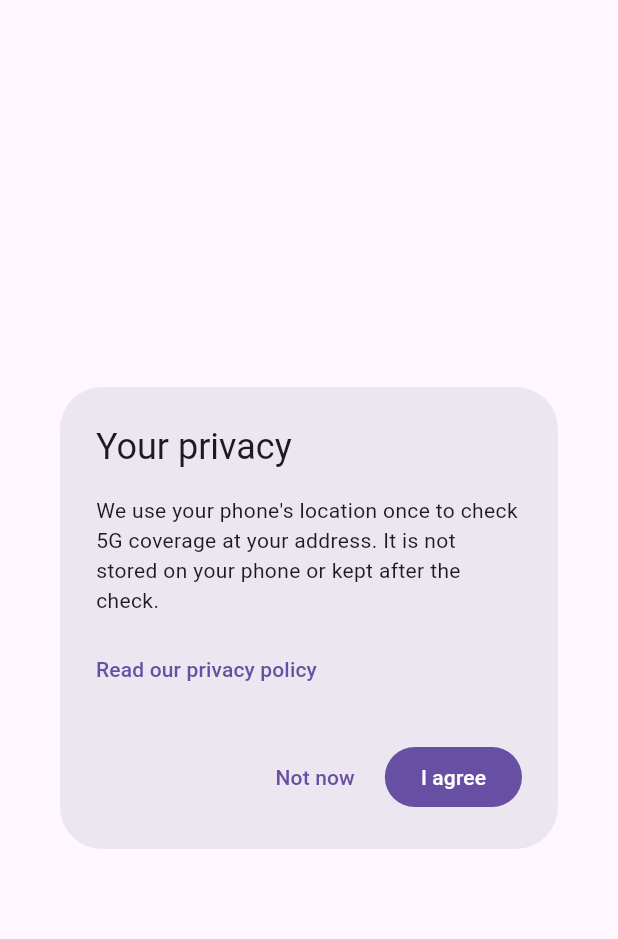
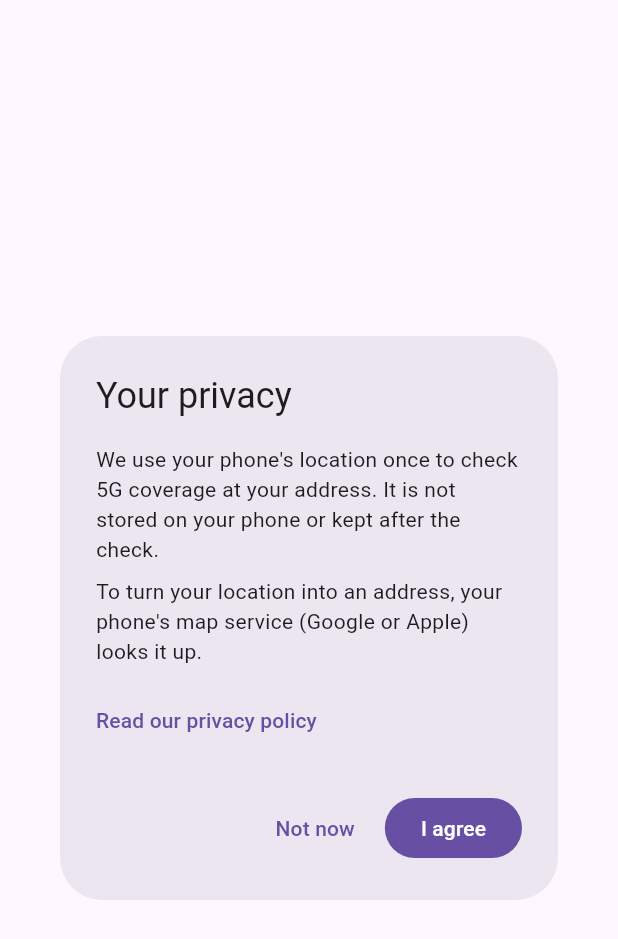
Before and after one commit to WillemKlopper87/sentech_connect_app, a Flutter app: the ConsentDialog widget shown alone on an empty page, opened directly with empty values, on a phone screen of 412 x 824 dp. Shown: the top 939 px of the screen. Run offline on Flutter 3.47's test engine with Material 3 defaults, Android fonts, the phone set to English and light mode, and no system bars; our stand-ins replace connectivity_plus, dio, equatable, flutter_bloc, flutter_map, flutter_secure_storage and 11 more; missing offline and left inert: mobile_scanner; accounts and stored records are empty.

Commit message:
fix(privacy): keep no address or coordinates on the phone; disclose the platform geocoder
The location notice says the location is used once and not stored on the
phone, but registration kept the (often GPS-reverse-geocoded) address in
secure storage. Nothing in the app reads it back and the platform has no
address endpoint, so LocalRegistrationRepository now drops address,
latitude and longitude before writing, and purges them from a record an
earlier version wrote. The address stays in memory for the registration
screen only.

Geocoding goes through the phone's platform geocoder (Google or Apple):
reverse geocoding after 'Use my current location', forward geocoding of a
typed address on the coverage screen. The location consent dialog and the
coverage address field now say so (new keys consentLocationMapService and
coverageAddressLookupNotice; zu/af carry the English text until the
owner-supplied translations, per P8).

Follow-up ruling: the platform has GET /v1/geocode/search (self-hosted,
forward search only, no reverse endpoint). Moving the coverage screen's
typed-address lookup to it would keep addresses off Google/Apple; not
built here.

Co-Authored-By: Claude Opus 5.5 <noreply@anthropic.com>

```diff
--- a/lib/features/auth/data/repositories/http_registration_repository.dart
+++ b/lib/features/auth/data/repositories/http_registration_repository.dart
@@ -5,8 +5,8 @@ import 'package:sentech_connect_app/features/auth/domain/entities/registration_d
 import 'package:sentech_connect_app/features/auth/domain/repositories/registration_repository.dart';
 
 /// Completes the customer's profile on the platform (`PATCH /v1/me/profile`:
-/// display name and email). The installation address has no M1 endpoint and
-/// stays in secure storage on the device via [local].
+/// display name and email). The installation address has no M1 endpoint; it
+/// is neither sent nor kept on the device ([local] drops it).
 class HttpRegistrationRepository implements RegistrationRepository {
   HttpRegistrationRepository(this._api, {required this._local});
 
--- a/lib/features/auth/domain/entities/registration_details.dart
+++ b/lib/features/auth/domain/entities/registration_details.dart
@@ -55,7 +55,8 @@ class RegistrationDetails extends Equatable {
       fullName: json['fullName'] as String,
       email: json['email'] as String,
       mobileNumber: json['mobileNumber'] as String,
-      address: json['address'] as String,
+      // Not stored on the device (LocalRegistrationRepository).
+      address: json['address'] as String? ?? '',
       latitude: json['latitude'] as double?,
       longitude: json['longitude'] as double?,
       marketingEmail: json['marketingEmail'] as bool? ?? false,
--- a/lib/features/privacy/presentation/widgets/consent_gate.dart
+++ b/lib/features/privacy/presentation/widgets/consent_gate.dart
@@ -65,6 +65,12 @@ class ConsentDialog extends StatelessWidget {
           crossAxisAlignment: CrossAxisAlignment.start,
           children: [
             Text(body),
+            // Reverse geocoding uses the platform geocoder (Google or Apple):
+            // say so before any location is read.
+            if (purpose == ConsentPurpose.locationCapture) ...[
+              const SizedBox(height: 8),
+              Text(l10n.consentLocationMapService),
+            ],
             const SizedBox(height: 12),
             TextButton(
               style: TextButton.styleFrom(padding: EdgeInsets.zero, minimumSize: const Size(48, 48)),
--- a/lib/l10n/app_af.arb
+++ b/lib/l10n/app_af.arb
@@ -85,6 +85,8 @@
 
   "consentTitle": "Jou privaatheid",
   "consentLocationBody": "Ons gebruik jou foon se ligging een keer om 5G-dekking by jou adres te kontroleer. Dit word nie op jou foon gestoor of ná die kontrole behou nie.",
+  "consentLocationMapService": "To turn your location into an address, your phone's map service (Google or Apple) looks it up.",
+  "coverageAddressLookupNotice": "Your phone's map service (Google or Apple) finds the address you type.",
   "consentRicaBody": "Suid-Afrikaanse wetgewing (RICA) vereis dat ons jou identiteit verifieer. Ons verwerk jou gesig- en ID-inligting slegs vir verifikasie, ingevolge POPIA.",
   "consentPolicyLink": "Lees ons privaatheidsbeleid",
   "consentAgree": "Ek stem in",
--- a/lib/l10n/app_en.arb
+++ b/lib/l10n/app_en.arb
@@ -118,6 +118,8 @@
 
   "consentTitle": "Your privacy",
   "consentLocationBody": "We use your phone's location once to check 5G coverage at your address. It is not stored on your phone or kept after the check.",
+  "consentLocationMapService": "To turn your location into an address, your phone's map service (Google or Apple) looks it up.",
+  "coverageAddressLookupNotice": "Your phone's map service (Google or Apple) finds the address you type.",
   "consentRicaBody": "South African law (RICA) requires us to verify your identity. We will process your face and ID information for verification only, under POPIA.",
   "consentLegalBody": "To use the app you need to accept the Terms of Service and the Privacy notice.",
   "dataExportTitle": "Your data",
--- a/lib/l10n/app_localizations.dart
+++ b/lib/l10n/app_localizations.dart
@@ -724,6 +724,18 @@ abstract class AppLocalizations {
   /// **'We use your phone\'s location once to check 5G coverage at your address. It is not stored on your phone or kept after the check.'**
   String get consentLocationBody;
 
+  /// No description provided for @consentLocationMapService.
+  ///
+  /// In en, this message translates to:
+  /// **'To turn your location into an address, your phone\'s map service (Google or Apple) looks it up.'**
+  String get consentLocationMapService;
+
+  /// No description provided for @coverageAddressLookupNotice.
+  ///
+  /// In en, this message translates to:
+  /// **'Your phone\'s map service (Google or Apple) finds the address you type.'**
+  String get coverageAddressLookupNotice;
+
   /// No description provided for @consentRicaBody.
   ///
   /// In en, this message translates to:
--- a/lib/l10n/app_localizations_af.dart
+++ b/lib/l10n/app_localizations_af.dart
@@ -360,6 +360,14 @@ class AppLocalizationsAf extends AppLocalizations {
       'Ons gebruik jou foon se ligging een keer om 5G-dekking by jou adres te kontroleer. Dit word nie op jou foon gestoor of ná die kontrole behou nie.';
 
   @override
+  String get consentLocationMapService =>
+      'To turn your location into an address, your phone\'s map service (Google or Apple) looks it up.';
+
+  @override
+  String get coverageAddressLookupNotice =>
+      'Your phone\'s map service (Google or Apple) finds the address you type.';
+
+  @override
   String get consentRicaBody =>
       'Suid-Afrikaanse wetgewing (RICA) vereis dat ons jou identiteit verifieer. Ons verwerk jou gesig- en ID-inligting slegs vir verifikasie, ingevolge POPIA.';
 
--- a/lib/l10n/app_localizations_en.dart
+++ b/lib/l10n/app_localizations_en.dart
@@ -359,6 +359,14 @@ class AppLocalizationsEn extends AppLocalizations {
       'We use your phone\'s location once to check 5G coverage at your address. It is not stored on your phone or kept after the check.';
 
   @override
+  String get consentLocationMapService =>
+      'To turn your location into an address, your phone\'s map service (Google or Apple) looks it up.';
+
+  @override
+  String get coverageAddressLookupNotice =>
+      'Your phone\'s map service (Google or Apple) finds the address you type.';
+
+  @override
   String get consentRicaBody =>
       'South African law (RICA) requires us to verify your identity. We will process your face and ID information for verification only, under POPIA.';
 
--- a/lib/l10n/app_localizations_zu.dart
+++ b/lib/l10n/app_localizations_zu.dart
@@ -360,6 +360,14 @@ class AppLocalizationsZu extends AppLocalizations {
       'Sisebenzisa indawo yefoni yakho kanye kuphela ukuhlola ukufinyeleleka kwe-5G ekhelini lakho. Ayigcinwa efonini yakho noma ngemva kokuhlolwa.';
 
   @override
+  String get consentLocationMapService =>
+      'To turn your location into an address, your phone\'s map service (Google or Apple) looks it up.';
+
+  @override
+  String get coverageAddressLookupNotice =>
+      'Your phone\'s map service (Google or Apple) finds the address you type.';
+
+  @override
   String get consentRicaBody =>
       'Umthetho waseNingizimu Afrika (i-RICA) udinga ukuthi siqinisekise ubunikazi bakho. Sizocubungula ubuso bakho nolwazi lwe-ID ukuze siqinisekise kuphela, ngokwe-POPIA.';
 
--- a/lib/l10n/app_zu.arb
+++ b/lib/l10n/app_zu.arb
@@ -85,6 +85,8 @@
 
   "consentTitle": "Ubumfihlo bakho",
   "consentLocationBody": "Sisebenzisa indawo yefoni yakho kanye kuphela ukuhlola ukufinyeleleka kwe-5G ekhelini lakho. Ayigcinwa efonini yakho noma ngemva kokuhlolwa.",
+  "consentLocationMapService": "To turn your location into an address, your phone's map service (Google or Apple) looks it up.",
+  "coverageAddressLookupNotice": "Your phone's map service (Google or Apple) finds the address you type.",
   "consentRicaBody": "Umthetho waseNingizimu Afrika (i-RICA) udinga ukuthi siqinisekise ubunikazi bakho. Sizocubungula ubuso bakho nolwazi lwe-ID ukuze siqinisekise kuphela, ngokwe-POPIA.",
   "consentPolicyLink": "Funda inqubomgomo yethu yobumfihlo",
   "consentAgree": "Ngiyavuma",
```
Also changed, not shown: lib/features/auth/data/repositories/local_registration_repository.dart (+16 -7 lines), 4 other files.
